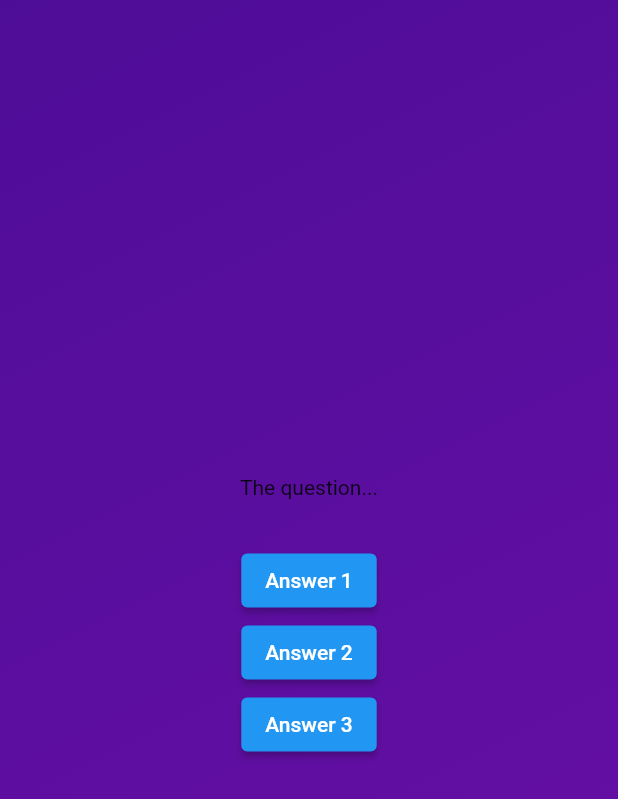
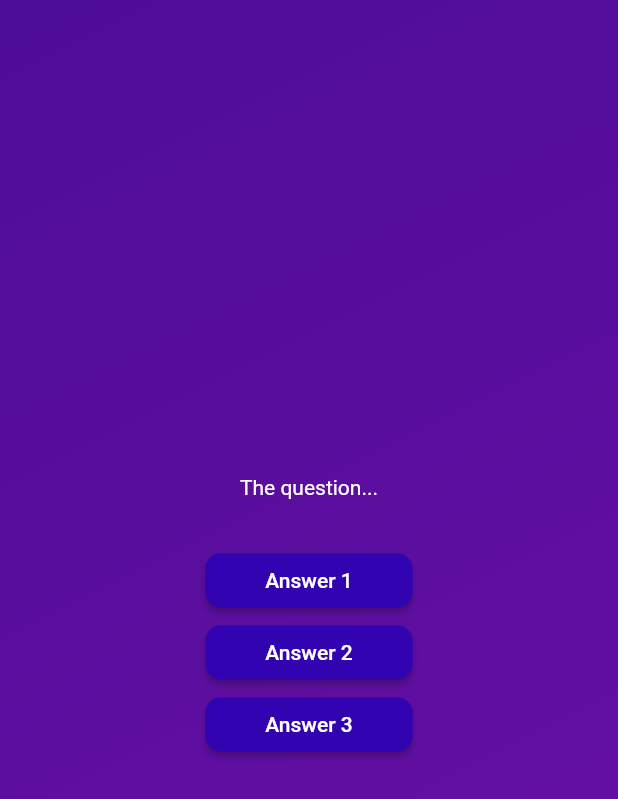
Before and after one commit to egehandastan/quiz_app, a Flutter app: the screen it shows after launch, after a tap on "Start Quiz", on a phone screen of 412 x 824 dp. Shown: the top 799 px of the screen. Run offline on Flutter 3.47's test engine with Material 2 defaults, Android fonts, the phone set to English and light mode, and no system bars.

Commit message:
buttons are styled.

```diff
--- /dev/null
+++ b/lib/answer_button.dart
@@ -0,0 +1,23 @@
+import 'package:flutter/material.dart';
+
+class AnswerButton extends StatelessWidget {
+  const AnswerButton( {super.key,
+   required this.answerText,
+    required this.onTap,});
+  final String answerText;
+
+  final void Function() onTap;
+
+  Widget build(BuildContext context) {
+    return ElevatedButton(
+      onPressed: onTap,
+      style: ElevatedButton.styleFrom(
+        padding: const  EdgeInsets.symmetric(vertical: 10,horizontal: 40),
+        backgroundColor: Color.fromARGB(255, 49, 3, 177),
+        foregroundColor: Colors.white,
+        shape: RoundedRectangleBorder(borderRadius: BorderRadius.circular(10))
+      ),
+      child: Text(answerText),
+    );
+  }
+}
--- a/lib/questions_screen.dart
+++ b/lib/questions_screen.dart
@@ -1,4 +1,5 @@
 import 'package:flutter/material.dart';
+import 'package:quiz_app/answer_button.dart';
 
 class QuestionsScreen extends StatefulWidget {
   const QuestionsScreen({super.key});
@@ -16,13 +17,16 @@ class _QuestionsScreenState extends State<QuestionsScreen> {
       child: Column(
         mainAxisAlignment: MainAxisAlignment.center,
         children: [
-          const Text('The question...'),
+          const Text(
+            'The question...',
+            style: TextStyle(color: Colors.white),
+          ),
           const SizedBox(
             height: 30,
           ),
-          ElevatedButton(onPressed: () {}, child: const Text('Answer 1')),
-          ElevatedButton(onPressed: () {}, child: const Text('Answer 2')),
-          ElevatedButton(onPressed: () {}, child: const Text('Answer 3')),
+          AnswerButton(answerText: 'Answer 1', onTap: () {}),
+          AnswerButton(answerText: 'Answer 2', onTap: () {}),
+          AnswerButton(answerText: 'Answer 3', onTap: () {}),
         ],
       ),
     );
```
